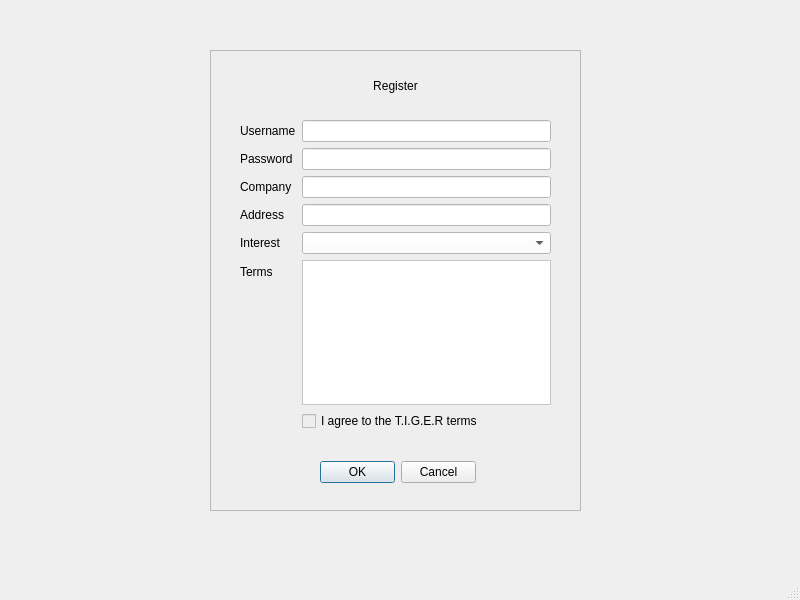
The window that forms/MainWindow.ui (tigerjpg/cybersecurity) describes before a commit, drawn with Qt 5.
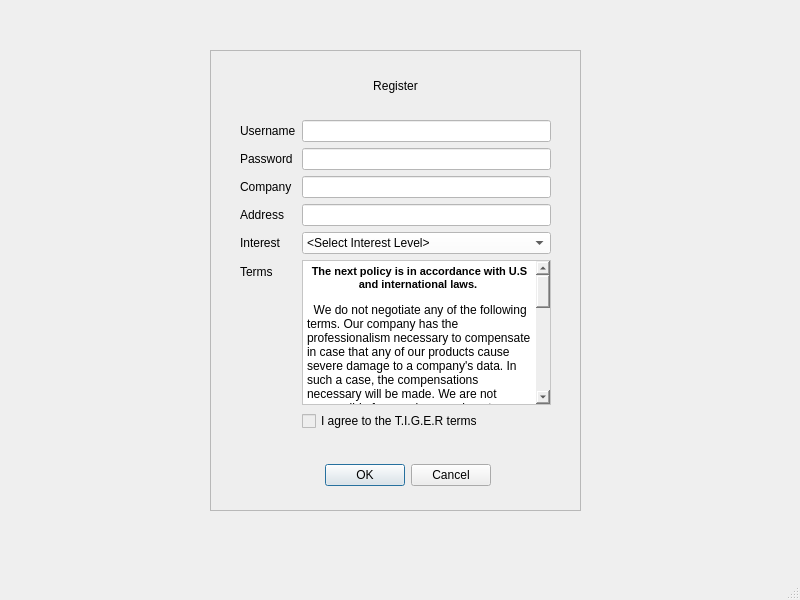
The same window after the commit. The open tabs and pages were chosen to show the change. Icons and pictures are not drawn. Custom widgets are drawn as their Qt base class.

Commit message: fields must be filled to enable okay;

Diff of the .ui file:
```diff
--- a/forms/MainWindow.ui
+++ b/forms/MainWindow.ui
@@ -24,7 +24,7 @@
      </rect>
     </property>
     <property name="currentIndex">
-     <number>0</number>
+     <number>2</number>
     </property>
     <widget class="QWidget" name="intro_page">
      <widget class="imagebutton" name="welcomeBtn">
@@ -229,19 +229,6 @@
       <property name="frameShadow">
        <enum>QFrame::Raised</enum>
       </property>
-      <widget class="QDialogButtonBox" name="register_buttonBox">
-       <property name="geometry">
-        <rect>
-         <x>110</x>
-         <y>410</y>
-         <width>156</width>
-         <height>24</height>
-        </rect>
-       </property>
-       <property name="standardButtons">
-        <set>QDialogButtonBox::Cancel|QDialogButtonBox::Ok</set>
-       </property>
-      </widget>
       <widget class="QWidget" name="formLayoutWidget">
        <property name="geometry">
         <rect>
@@ -338,15 +325,43 @@
           <property name="styleSheet">
            <string notr="true">background-color: rgb(255, 255, 255);</string>
           </property>
+          <property name="currentText">
+           <string>&lt;Select Interest Level&gt;</string>
+          </property>
+          <property name="currentIndex">
+           <number>0</number>
+          </property>
+          <item>
+           <property name="text">
+            <string>&lt;Select Interest Level&gt;</string>
+           </property>
+          </item>
+          <item>
+           <property name="text">
+            <string>Never call again</string>
+           </property>
+          </item>
+          <item>
+           <property name="text">
+            <string>Not Interested</string>
+           </property>
+          </item>
+          <item>
+           <property name="text">
+            <string>Somewhat Interested</string>
+           </property>
+          </item>
+          <item>
+           <property name="text">
+            <string>Very Interested</string>
+           </property>
+          </item>
          </widget>
         </item>
-        <item row="5" column="1">
-         <widget class="QTextBrowser" name="terms_text">
-          <property name="autoFillBackground">
-           <bool>true</bool>
-          </property>
-          <property name="styleSheet">
-           <string notr="true">background-color: rgb(255, 255, 255);</string>
+        <item row="5" column="0">
+         <widget class="QLabel" name="terms_label">
+          <property name="text">
+           <string>Terms</string>
           </property>
          </widget>
         </item>
@@ -363,10 +378,23 @@
           </property>
          </widget>
         </item>
-        <item row="5" column="0">
-         <widget class="QLabel" name="terms_label">
-          <property name="text">
-           <string>Terms</string>
+        <item row="5" column="1">
+         <widget class="QTextBrowser" name="terms_text">
+          <property name="autoFillBackground">
+           <bool>true</bool>
+          </property>
+          <property name="styleSheet">
+           <string notr="true">background-color: rgb(255, 255, 255);</string>
+          </property>
+          <property name="html">
+           <string>&lt;!DOCTYPE HTML PUBLIC &quot;-//W3C//DTD HTML 4.0//EN&quot; &quot;http://www.w3.org/TR/REC-html40/strict.dtd&quot;&gt;
+&lt;html&gt;&lt;head&gt;&lt;meta name=&quot;qrichtext&quot; content=&quot;1&quot; /&gt;&lt;style type=&quot;text/css&quot;&gt;
+p, li { white-space: pre-wrap; }
+&lt;/style&gt;&lt;/head&gt;&lt;body style=&quot; font-family:'Sans Serif'; font-size:9pt; font-weight:400; font-style:normal;&quot;&gt;
+&lt;p align=&quot;center&quot; style=&quot; margin-top:12px; margin-bottom:12px; margin-left:0px; margin-right:0px; -qt-block-indent:0; text-indent:0px;&quot;&gt;&lt;span style=&quot; font-size:8pt; font-weight:600;&quot;&gt;The next policy is in accordance with U.S and international laws. &lt;/span&gt;&lt;/p&gt;
+&lt;p style=&quot; margin-top:12px; margin-bottom:12px; margin-left:0px; margin-right:0px; -qt-block-indent:0; text-indent:0px;&quot;&gt;  We do not negotiate any of the following terms. Our company has the professionalism necessary to compensate in case that any of our products cause severe damage to a company's data. In such a case, the compensations necessary will be made. We are not responsible for any damage done to an individual or done to a user (excluding mental damages). In case the software causes damage to the company system an investigation will be conducted to corroborate the cause of the damage.&lt;/p&gt;
+&lt;p style=&quot; margin-top:12px; margin-bottom:12px; margin-left:0px; margin-right:0px; -qt-block-indent:0; text-indent:0px;&quot;&gt;  There is a 3 time limit corresponding to technical support visits in a single day. There are no reimbursements for technical services provided. No exceptions. Any hardware that we replace has a 1 year warranty with Tiger. If there is any damage to that hardware it will be replaced without cost for up to 2 replacements.&lt;/p&gt;
+&lt;p style=&quot; margin-top:12px; margin-bottom:12px; margin-left:0px; margin-right:0px; -qt-block-indent:0; text-indent:0px;&quot;&gt;  Tiger will not share or use any data that is being protected in the system. In case of a leak by our software, we will provide full compensation and termination of the contract without any fees or charges. In case of Bankruptcy, the company will compensate for the remaining of the contract.&lt;/p&gt;&lt;/body&gt;&lt;/html&gt;</string>
           </property>
          </widget>
         </item>
@@ -388,6 +416,35 @@
         <set>Qt::AlignCenter</set>
        </property>
       </widget>
+      <widget class="QWidget" name="horizontalLayoutWidget_2">
+       <property name="geometry">
+        <rect>
+         <x>100</x>
+         <y>400</y>
+         <width>181</width>
+         <height>51</height>
+        </rect>
+       </property>
+       <layout class="QHBoxLayout" name="horizontalLayout_2">
+        <item>
+         <widget class="QDialogButtonBox" name="register_buttonBox">
+          <property name="standardButtons">
+           <set>QDialogButtonBox::Ok</set>
+          </property>
+         </widget>
+        </item>
+        <item>
+         <widget class="QPushButton" name="register_cancel_button">
+          <property name="focusPolicy">
+           <enum>Qt::NoFocus</enum>
+          </property>
+          <property name="text">
+           <string>Cancel</string>
+          </property>
+         </widget>
+        </item>
+       </layout>
+      </widget>
      </widget>
     </widget>
     <widget class="QWidget" name="information_page">
```
The commit also changes 2 other files.
